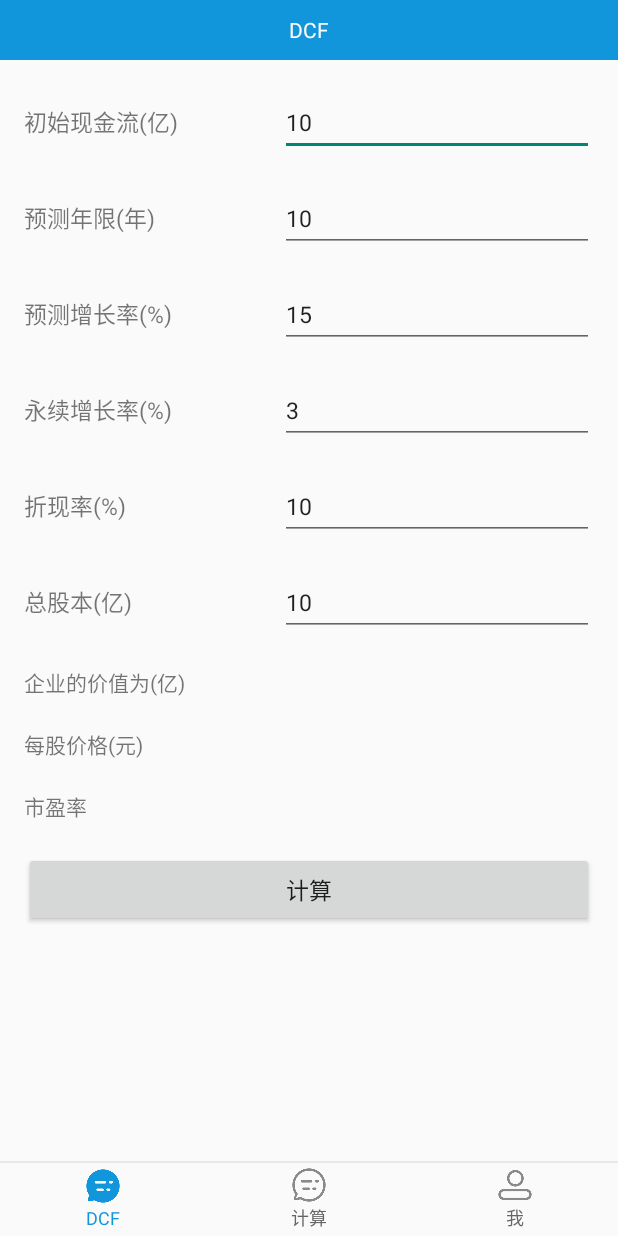
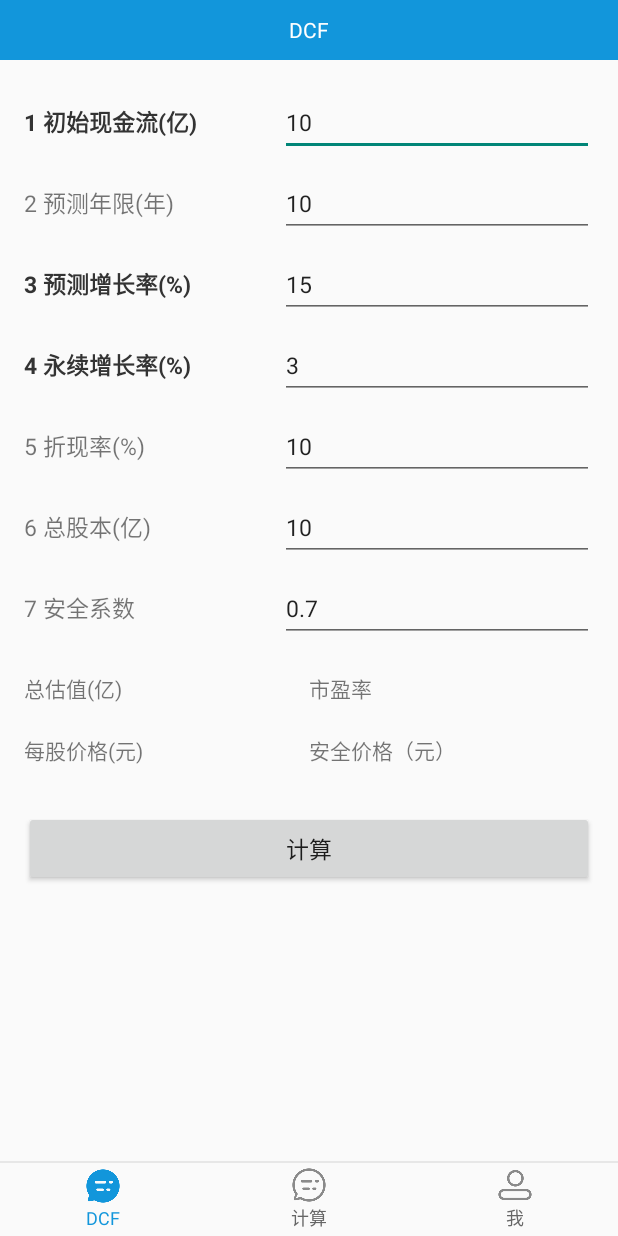
Before and after one commit to zhanghe0320/AnStockInvestment, an Android app: the screen it shows after launch (MainActivity), on a phone screen of 412 x 824 dp. Run offline under Robolectric (Android 15) with nearby library versions, the phone set to English and light mode, and no system bars.

Commit message:
添加安全系数

```diff
--- a/app/src/main/java/org/zouyi/stockinvestment/LoadActivity.java
+++ b/app/src/main/java/org/zouyi/stockinvestment/LoadActivity.java
@@ -18,6 +18,6 @@ public class LoadActivity extends AppCompatActivity {
                 startActivity(new Intent(LoadActivity.this,MainActivity.class));
                 LoadActivity.this.finish();
             }
-        },500);
+        },100);
     }
 }
--- a/app/src/main/java/org/zouyi/stockinvestment/home/HomeFragment.java
+++ b/app/src/main/java/org/zouyi/stockinvestment/home/HomeFragment.java
@@ -33,10 +33,13 @@ public class HomeFragment extends BaseFragment {
     private EditText et_i;
     private EditText et_d;
     private EditText et_totalstock;
+    private EditText et_securatio;
 
     private TextView tv_result;
+    private TextView tv_pe;
     private TextView tv_priceperstock;
-    private TextView tv_pe;
+    private TextView tv_secu_price;
+
     private Button btn_cal;
 
     public static HomeFragment newInstance(String data) {
@@ -64,10 +67,12 @@ public class HomeFragment extends BaseFragment {
         et_i= view.findViewById(R.id.et_i);
         et_d= view.findViewById(R.id.et_d);
         et_totalstock= view.findViewById(R.id.et_totalstock);
+        et_securatio= view.findViewById(R.id.et_securatio);
 
         tv_result= view.findViewById(R.id.tv_result);
+        tv_pe= view.findViewById(R.id.tv_pe);
         tv_priceperstock= view.findViewById(R.id.tv_priceperstock);
-        tv_pe= view.findViewById(R.id.tv_pe);
+        tv_secu_price= view.findViewById(R.id.tv_secu_price);
 
         btn_cal= view.findViewById(R.id.btn_cal);
         btn_cal.setOnClickListener(new View.OnClickListener() {
@@ -121,6 +126,13 @@ public class HomeFragment extends BaseFragment {
         }
         double totalstock =   Double.valueOf(str_totalstock).doubleValue();
 
+        String str_securatio = et_securatio.getText().toString().trim();
+        if(str_securatio==null || "".equals(str_securatio)){
+            centerToast("请输入安全系数");
+            return;
+        }
+        double securatio =   Double.valueOf(str_securatio).doubleValue();
+
         //企业最终价值
         double qiye_value=0;
         //第n年的自由现金流
@@ -141,14 +153,16 @@ public class HomeFragment extends BaseFragment {
         //四舍五入保留两位小数
         DecimalFormat df = new DecimalFormat("#.00");
 
-        //计算每个价格
-        double pricePerStock = qiye_value / totalstock;
         //计算市盈率:暂时用企业估值除以初始现金流
         double PE = qiye_value/csxjl;
+        //计算每股价格
+        double pricePerStock = qiye_value / totalstock;
+        double secuPrice = pricePerStock * securatio;
 
-        tv_result.setText("企业价值为："+df.format(qiye_value)+"亿");
+        tv_result.setText("总估值："+df.format(qiye_value)+"亿");
+        tv_pe.setText("市盈率："+df.format(PE));
         tv_priceperstock.setText("每股价格："+df.format(pricePerStock)+"元");
-        tv_pe.setText("市盈率："+df.format(PE));
+        tv_secu_price.setText("安全价格："+df.format(secuPrice)+"元");
     }
 
     private void centerToast(String message){
--- a/app/src/main/res/layout/fragment_home.xml
+++ b/app/src/main/res/layout/fragment_home.xml
@@ -10,14 +10,16 @@
         android:layout_width="match_parent"
         android:layout_height="wrap_content"
         android:orientation="horizontal"
-        android:layout_marginTop="20dp">
+        android:paddingTop="@dimen/standard_padding1">
 
         <TextView
             android:layout_width="0dp"
             android:layout_weight="4.5"
             android:layout_height="wrap_content"
             android:textSize="15sp"
-            android:text="初始现金流(亿)"/>
+            android:text="1 初始现金流(亿)"
+            android:textColor="@color/dcfImportant1"
+            android:textStyle="bold"/>
 
         <EditText
             android:id="@+id/et_csxjl"
@@ -34,14 +36,14 @@
         android:layout_width="match_parent"
         android:layout_height="wrap_content"
         android:orientation="horizontal"
-        android:layout_marginTop="20dp">
+        android:paddingTop="@dimen/standard_padding">
 
         <TextView
             android:layout_width="0dp"
             android:layout_weight="4.5"
             android:layout_height="wrap_content"
             android:textSize="15sp"
-            android:text="预测年限(年)"/>
+            android:text="2 预测年限(年)"/>
 
         <EditText
             android:id="@+id/et_n"
@@ -53,18 +55,21 @@
             android:hint="请输入预测年限"
             android:text="10"/>
     </LinearLayout>
+
     <LinearLayout
         android:layout_width="match_parent"
         android:layout_height="wrap_content"
         android:orientation="horizontal"
-        android:layout_marginTop="20dp">
+        android:layout_marginTop="@dimen/standard_padding">
 
         <TextView
             android:layout_width="0dp"
             android:layout_weight="4.5"
             android:layout_height="wrap_content"
             android:textSize="15sp"
-            android:text="预测增长率(%)"/>
+            android:textColor="@color/dcfImportant1"
+            android:textStyle="bold"
+            android:text="3 预测增长率(%)"/>
 
         <EditText
             android:id="@+id/et_r"
@@ -81,14 +86,16 @@
         android:layout_width="match_parent"
         android:layout_height="wrap_content"
         android:orientation="horizontal"
-        android:layout_marginTop="20dp">
+        android:layout_marginTop="@dimen/standard_padding">
 
         <TextView
             android:layout_width="0dp"
             android:layout_weight="4.5"
             android:layout_height="wrap_content"
             android:textSize="15sp"
-            android:text="永续增长率(%)"/>
+            android:textColor="@color/dcfImportant1"
+            android:textStyle="bold"
+            android:text="4 永续增长率(%)"/>
 
         <EditText
             android:id="@+id/et_i"
@@ -105,14 +112,14 @@
         android:layout_width="match_parent"
         android:layout_height="wrap_content"
         android:orientation="horizontal"
-        android:layout_marginTop="20dp">
+        android:layout_marginTop="@dimen/standard_padding">
 
         <TextView
             android:layout_width="0dp"
             android:layout_weight="4.5"
             android:layout_height="wrap_content"
             android:textSize="15sp"
-            android:text="折现率(%)"/>
+            android:text="5 折现率(%)"/>
 
         <EditText
             android:id="@+id/et_d"
@@ -129,14 +136,14 @@
         android:layout_width="match_parent"
         android:layout_height="wrap_content"
         android:orientation="horizontal"
-        android:layout_marginTop="20dp">
+        android:layout_marginTop="@dimen/standard_padding">
 
         <TextView
             android:layout_width="0dp"
             android:layout_weight="4.5"
             android:layout_height="wrap_content"
             android:textSize="15sp"
-            android:text="总股本(亿)"/>
+            android:text="6 总股本(亿)"/>
 
         <EditText
             android:id="@+id/et_totalstock"
@@ -149,32 +156,78 @@
             android:text="10"/>
     </LinearLayout>
 
-    <TextView
-        android:id="@+id/tv_result"
+    <LinearLayout
         android:layout_width="match_parent"
         android:layout_height="wrap_content"
-        android:layout_marginTop="20dp"
-        android:text="企业的价值为(亿)"/>
+        android:orientation="horizontal"
+        android:layout_marginTop="@dimen/standard_padding">
 
-    <TextView
-        android:id="@+id/tv_priceperstock"
+        <TextView
+            android:layout_width="0dp"
+            android:layout_weight="4.5"
+            android:layout_height="wrap_content"
+            android:textSize="15sp"
+            android:text="7 安全系数"/>
+
+        <EditText
+            android:id="@+id/et_securatio"
+            android:layout_width="0dp"
+            android:layout_height="wrap_content"
+            android:layout_weight="5.5"
+            android:ems="20"
+            android:hint="请输入安全系数"
+            android:textSize="15sp"
+            android:text="0.7"/>
+    </LinearLayout>
+
+    <LinearLayout
         android:layout_width="match_parent"
         android:layout_height="wrap_content"
-        android:layout_marginTop="20dp"
-        android:text="每股价格(元)"/>
+        android:orientation="horizontal"
+        android:layout_marginTop="@dimen/standard_padding1">
 
-    <TextView
-        android:id="@+id/tv_pe"
+        <TextView
+            android:id="@+id/tv_result"
+            android:layout_width="0dp"
+            android:layout_weight="1"
+            android:layout_height="wrap_content"
+            android:text="总估值(亿)"/>
+
+        <TextView
+            android:id="@+id/tv_pe"
+            android:layout_width="0dp"
+            android:layout_weight="1"
+            android:layout_height="wrap_content"
+            android:text="市盈率"/>
+    </LinearLayout>
+
+    <LinearLayout
         android:layout_width="match_parent"
         android:layout_height="wrap_content"
-        android:layout_marginTop="20dp"
-        android:text="市盈率"/>
+        android:orientation="horizontal"
+        android:layout_marginTop="@dimen/standard_padding1">
+
+        <TextView
+            android:id="@+id/tv_priceperstock"
+            android:layout_width="0dp"
+            android:layout_weight="1"
+            android:layout_height="wrap_content"
+            android:text="每股价格(元)"/>
+
+        <TextView
+            android:id="@+id/tv_secu_price"
+            android:layout_width="0dp"
+            android:layout_weight="1"
+            android:layout_height="wrap_content"
+            android:text="安全价格（元）"/>
+
+    </LinearLayout>
 
     <Button
         android:id="@+id/btn_cal"
         android:layout_width="match_parent"
         android:layout_height="50dp"
-        android:layout_marginTop="20dp"
+        android:layout_marginTop="@dimen/standard_padding2"
         android:textSize="15sp"
         android:text="计算" />
 
--- a/app/src/main/res/values/colors.xml
+++ b/app/src/main/res/values/colors.xml
@@ -7,4 +7,5 @@
     <color name="colorLoadBackground">#ffffff</color>
     <color name="colorLoad">#2B2B2B</color>
     <color name="colorLoadBakgrd">#84DBE4</color>
+    <color name="dcfImportant1">#333333</color>
 </resources>
--- /dev/null
+++ b/app/src/main/res/values/dimens.xml
@@ -0,0 +1,20 @@
+<?xml version="1.0" encoding="UTF-8"?><!--
+ Copyright (C) 2008 ZXing authors
+
+ Licensed under the Apache License, Version 2.0 (the "License");
+ you may not use this file except in compliance with the License.
+ You may obtain a copy of the License at
+
+      http://www.apache.org/licenses/LICENSE-2.0
+
+ Unless required by applicable law or agreed to in writing, software
+ distributed under the License is distributed on an "AS IS" BASIS,
+ WITHOUT WARRANTIES OR CONDITIONS OF ANY KIND, either express or implied.
+ See the License for the specific language governing permissions and
+ limitations under the License.
+ -->
+<resources>
+    <dimen name="standard_padding">10dp</dimen>
+    <dimen name="standard_padding1">20dp</dimen>
+    <dimen name="standard_padding2">30dp</dimen>
+</resources>
```
